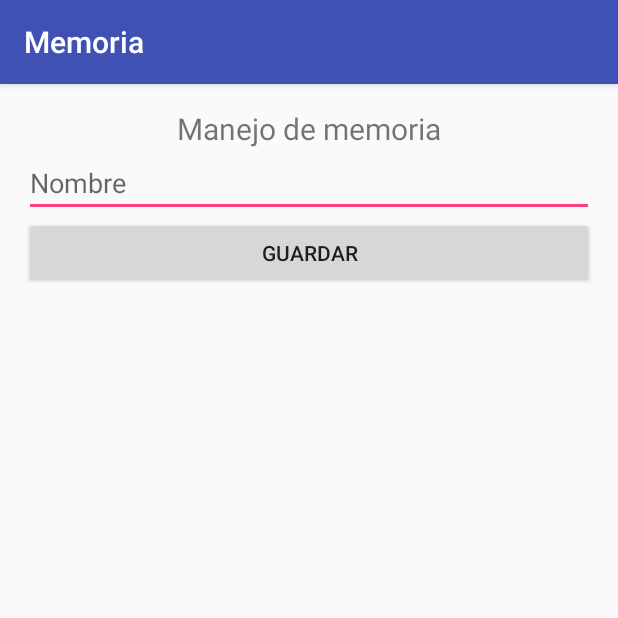
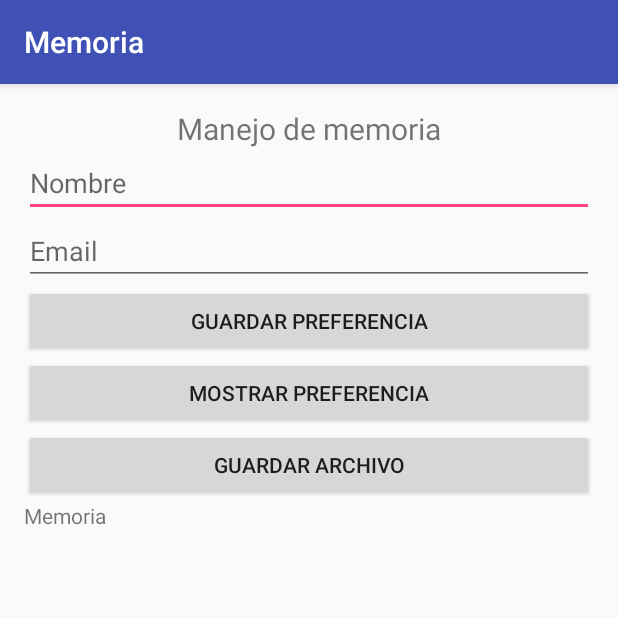
Before and after one commit to andrecastrom/Memoria, an Android app: the screen it shows after launch (MainActivity), on a phone screen of 412 x 824 dp, the top half of it. Run offline under Robolectric (Android 15) with nearby library versions, the phone set to English and light mode, and no system bars.

```diff
--- a/app/src/main/res/layout/activity_main.xml
+++ b/app/src/main/res/layout/activity_main.xml
@@ -25,11 +25,37 @@
         android:layout_height="wrap_content"
         android:hint="@string/hint_nombre"/>
 
+    <EditText
+        android:id="@+id/edtEmail"
+        android:layout_width="match_parent"
+        android:layout_height="wrap_content"
+        android:hint="@string/hint_email"/>
+
+    <Button
+        android:id="@+id/btnGuardarPreferencia"
+        android:layout_width="match_parent"
+        android:layout_height="wrap_content"
+        android:text="@string/boton_guardar_preferencia"
+        android:onClick="guardarPreferencia"/>
+
+    <Button
+        android:id="@+id/btnMostrarPreferencia"
+        android:layout_width="match_parent"
+        android:layout_height="wrap_content"
+        android:text="@string/boton_mostrar_preferencia"
+        android:onClick="mostrarPreferencia"/>
+
     <Button
         android:id="@+id/btnGuardarArchivo"
         android:layout_width="match_parent"
         android:layout_height="wrap_content"
-        android:text="@string/boton_guardar"
+        android:text="@string/boton_guardar_archivo"
         android:onClick="generarArchivo"/>
 
+    <TextView
+        android:id="@+id/tvPreferenciaCompartida"
+        android:layout_width="match_parent"
+        android:layout_height="wrap_content"
+        android:text="@string/app_name"/>
+
 </LinearLayout>
--- a/app/src/main/res/values/strings.xml
+++ b/app/src/main/res/values/strings.xml
@@ -2,7 +2,14 @@
     <string name="app_name">Memoria</string>
     <string name="titulo">Manejo de memoria</string>
     <string name="hint_nombre">Nombre</string>
-    <string name="boton_guardar">Guardar</string>
+    <string name="hint_email">Email</string>
+    <string name="boton_guardar_archivo">Guardar Archivo</string>
+    <string name="boton_guardar_preferencia">Guardar Preferencia</string>
+    <string name="boton_mostrar_preferencia">Mostrar  Preferencia</string>
     <string name="guardar_correcto">El archivo se ha creado</string>
     <string name="error_guardar">Hubo un error en la escritura del archivo</string>
+    <string name="pnombre">nombre</string>
+    <string name="pemail">email</string>
+    <string name="perror">No existe la variable</string>
+
 </resources>
```
Also changed, not shown: app/src/main/java/com/andrecastrom/memoria/MainActivity.java (+33 -0 lines).
